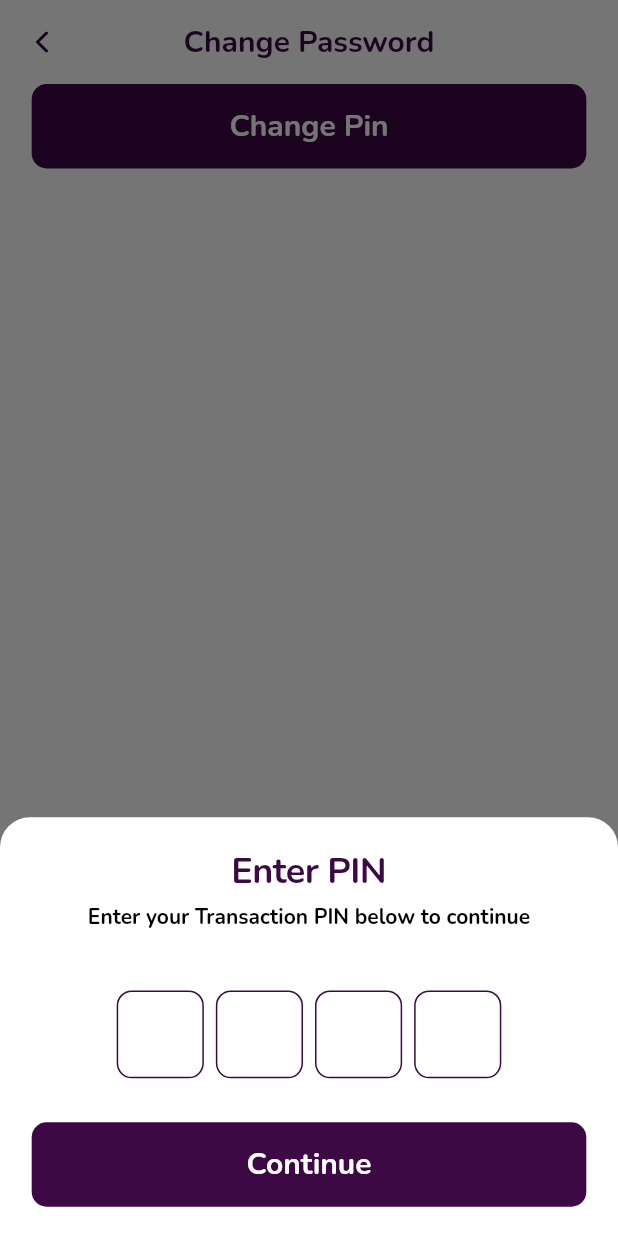
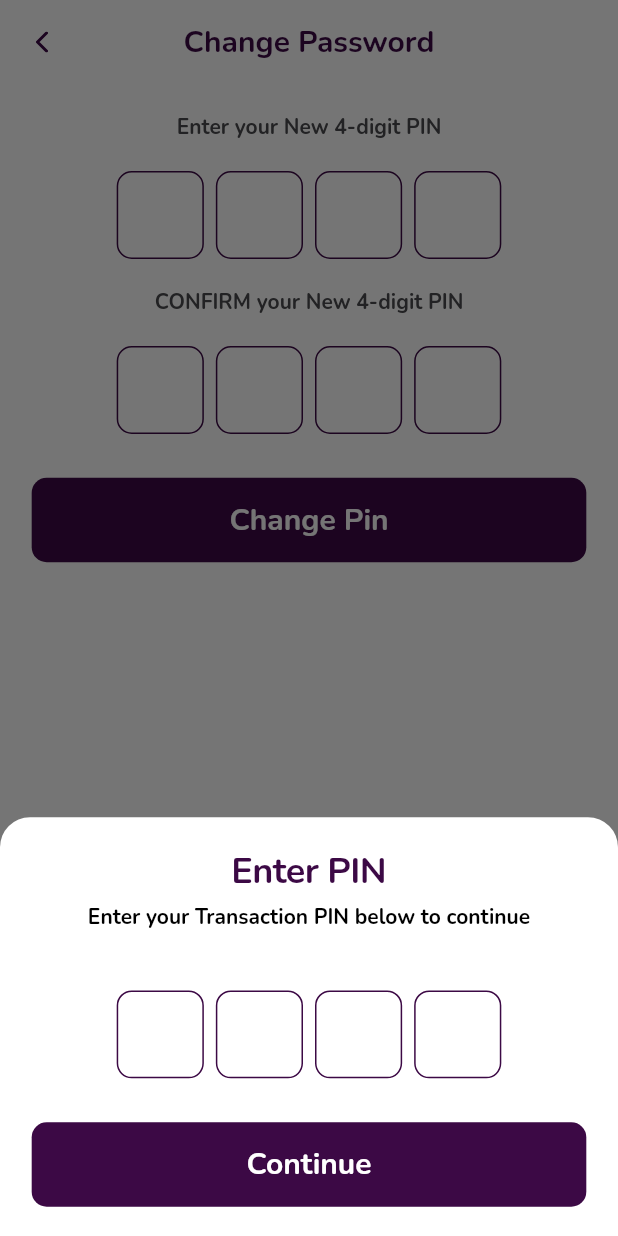
Before and after one commit to maraz-dev/hebron_pay, a Flutter app: the ChangePinScreen screen opened by its route, on a phone screen of 412 x 824 dp. Run offline on Flutter 3.47's test engine with Material 2 defaults, Android fonts, the phone set to English and light mode, and no system bars; drawn by our look-alikes of pinput; our stand-ins replace flutter_native_splash, flutter_svg.

Commit message:
Change Pin Completed

```diff
--- a/lib/features/profile/presentation/pages/change_pin.dart
+++ b/lib/features/profile/presentation/pages/change_pin.dart
@@ -50,6 +50,57 @@ class _ChangePinScreenState extends State<ChangePinScreen> {
           child: Form(
             child: Column(
               children: [
+                SizedBox(height: getProportionateScreenHeight(20)),
+
+                /// Enter the PIN the First Time
+                Text(
+                  'Enter your New 4-digit PIN',
+                  style: Theme.of(context)
+                      .textTheme
+                      .bodyMedium!
+                      .copyWith(fontWeight: FontWeight.bold, color: kDarkGrey),
+                ),
+                SizedBox(height: getProportionateScreenHeight(20)),
+                Pinput(
+                  onCompleted: (value) {
+                    setState(() {
+                      //_otpController.text = value;
+                      //print(_otpController.text);
+                    });
+                  },
+                  length: 4,
+                  obscureText: true,
+                  textInputAction: TextInputAction.done,
+                  defaultPinTheme: kDefaultPin(context),
+                  focusedPinTheme: kFocusedPin(context),
+                ),
+                SizedBox(height: getProportionateScreenHeight(20)),
+
+                /// Enter the PIN the Second Time
+                Text(
+                  'CONFIRM your New 4-digit PIN',
+                  style: Theme.of(context)
+                      .textTheme
+                      .bodyMedium!
+                      .copyWith(fontWeight: FontWeight.bold, color: kDarkGrey),
+                ),
+                SizedBox(height: getProportionateScreenHeight(20)),
+                Pinput(
+                  onCompleted: (value) {
+                    setState(() {
+                      //_otpController.text = value;
+                      //print(_otpController.text);
+                    });
+                  },
+                  length: 4,
+                  obscureText: true,
+                  textInputAction: TextInputAction.done,
+                  defaultPinTheme: kDefaultPin(context),
+                  focusedPinTheme: kFocusedPin(context),
+                ),
+                SizedBox(height: getProportionateScreenHeight(30)),
+
+                /// Change PIN Button
                 GeneralButton(
                   text: 'Change Pin',
                   onPressed: () {},
@@ -107,6 +158,7 @@ class _ChangePinScreenState extends State<ChangePinScreen> {
                     });
                   },
                   length: 4,
+                  obscureText: true,
                   textInputAction: TextInputAction.done,
                   defaultPinTheme: kDefaultPin(context),
                   focusedPinTheme: kFocusedPin(context),
```
